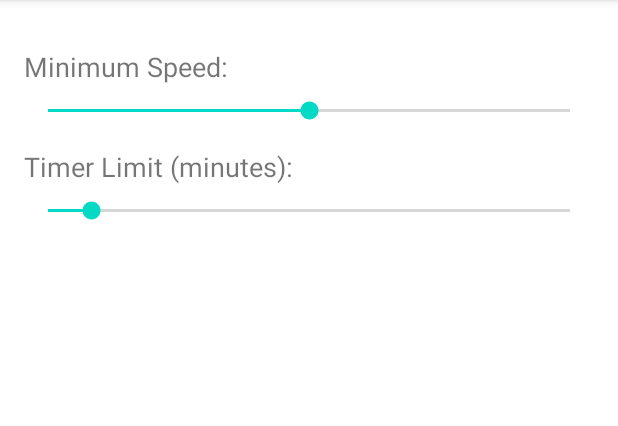
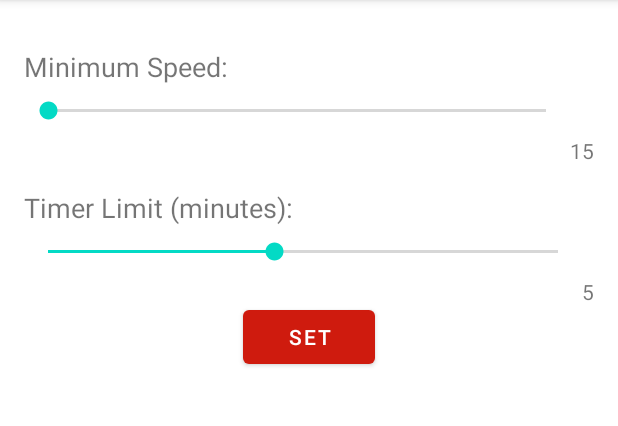
Before and after one commit to Epogo/Bafp, an Android app: the screen it shows after launch (SettingsActivity), in the options menu, after a tap on "Settings", on a phone screen of 412 x 824 dp, the part 84-510 px from its top. Run offline under Robolectric (Android 15) with nearby library versions, the light colour scheme and no system bars.

Commit message:
Settings activity is working.

```diff
--- a/app/src/main/java/com/example/bafp/MainActivity.java
+++ b/app/src/main/java/com/example/bafp/MainActivity.java
@@ -23,11 +23,15 @@ import androidx.core.content.ContextCompat;
 
 public class MainActivity extends AppCompatActivity {
     private static final int LOCATION_PERMISSION_REQUEST_CODE = 1;
+    private static final int SETTINGS_REQUEST_CODE = 2;
     private boolean isServiceRunning = false;
     private TextView speedTextView;
     private Button startStopButton;
+    private TextView settingsTextView;
     private LocationManager locationManager;
     private LocationListener locationListener;
+    private int minSpeed = 15; // Default min speed in km/h
+    private int timerLimit = 5; // Default timer limit in minutes
 
     @Override
     protected void onCreate(Bundle savedInstanceState) {
@@ -36,6 +40,7 @@ public class MainActivity extends AppCompatActivity {
 
         speedTextView = findViewById(R.id.speedTextView);
         startStopButton = findViewById(R.id.startStopButton);
+        settingsTextView = findViewById(R.id.settingsTextView);
 
         locationManager = (LocationManager) getSystemService(Context.LOCATION_SERVICE);
 
@@ -56,12 +61,14 @@ public class MainActivity extends AppCompatActivity {
             @Override
             public void onLocationChanged(Location location) {
                 double speed = location.getSpeed() * 3.6; // Convert m/s to km/h
+                if (isServiceRunning) {
                     runOnUiThread(new Runnable() {
                         @Override
                         public void run() {
                             speedTextView.setText(String.format("Current Speed: %.2f km/h", speed));
                         }
                     });
+                }
             }
 
             @Override
@@ -78,6 +85,9 @@ public class MainActivity extends AppCompatActivity {
         if (ContextCompat.checkSelfPermission(this, Manifest.permission.ACCESS_FINE_LOCATION) != PackageManager.PERMISSION_GRANTED) {
             ActivityCompat.requestPermissions(this, new String[]{Manifest.permission.ACCESS_FINE_LOCATION}, LOCATION_PERMISSION_REQUEST_CODE);
         }
+
+        // Initialize with default values or saved settings
+        updateUI(minSpeed, timerLimit);
     }
 
     @Override
@@ -94,9 +104,11 @@ public class MainActivity extends AppCompatActivity {
         if (id == R.id.action_settings) {
             // Handle settings click
             Toast.makeText(this, "Settings clicked", Toast.LENGTH_SHORT).show();
-            // Start SettingsActivity
+            // Start SettingsActivity for result
             Intent intent = new Intent(this, SettingsActivity.class);
-            startActivity(intent);
+            intent.putExtra("MIN_SPEED", minSpeed);
+            intent.putExtra("TIMER_LIMIT", timerLimit);
+            startActivityForResult(intent, SETTINGS_REQUEST_CODE);
             return true;
         } else if (id == R.id.action_tutorial) {
             // Handle tutorial click
@@ -140,6 +152,28 @@ public class MainActivity extends AppCompatActivity {
     }
 
     @Override
+    protected void onActivityResult(int requestCode, int resultCode, Intent data) {
+        super.onActivityResult(requestCode, resultCode, data);
+
+        if (requestCode == SETTINGS_REQUEST_CODE) {
+            if (resultCode == RESULT_OK && data != null) {
+                minSpeed = data.getIntExtra("MIN_SPEED", minSpeed);
+                timerLimit = data.getIntExtra("TIMER_LIMIT", timerLimit);
+
+                // Update UI with new settings
+                updateUI(minSpeed, timerLimit);
+            }
+        }
+    }
+
+    private void updateUI(int minSpeed, int timerLimit) {
+        // Update UI elements with new settings
+        // For example, update text views or other UI components
+        // Here's a placeholder for updating settingsTextView
+        settingsTextView.setText(String.format("Minimum Speed: %d km/h\nTimer Limit: %d minutes", minSpeed, timerLimit));
+    }
+
+    @Override
     protected void onDestroy() {
         super.onDestroy();
         stopLocationUpdates();
--- a/app/src/main/java/com/example/bafp/SettingsActivity.java
+++ b/app/src/main/java/com/example/bafp/SettingsActivity.java
@@ -1,14 +1,21 @@
 package com.example.bafp;
 
+import android.content.Intent;
 import android.os.Bundle;
+import android.widget.Button;
 import android.widget.SeekBar;
+import android.widget.TextView;
 
+import androidx.annotation.Nullable;
 import androidx.appcompat.app.AppCompatActivity;
 
 public class SettingsActivity extends AppCompatActivity {
 
     private SeekBar minSpeedSeekBar;
     private SeekBar timerLimitSeekBar;
+    private TextView minSpeedValueTextView;
+    private TextView timerLimitValueTextView;
+    private Button setButton;
 
     @Override
     protected void onCreate(Bundle savedInstanceState) {
@@ -17,12 +24,27 @@ public class SettingsActivity extends AppCompatActivity {
 
         minSpeedSeekBar = findViewById(R.id.minSpeedSeekBar);
         timerLimitSeekBar = findViewById(R.id.timerLimitSeekBar);
+        minSpeedValueTextView = findViewById(R.id.minSpeedValueTextView);
+        timerLimitValueTextView = findViewById(R.id.timerLimitValueTextView);
+        setButton = findViewById(R.id.setButton);
+
+        // Initialize with default values or saved settings
+        int currentMinSpeed = getIntent().getIntExtra("MIN_SPEED", 15);
+        int currentTimerLimit = getIntent().getIntExtra("TIMER_LIMIT", 5);
+
+        minSpeedSeekBar.setMax(50 - 15); // Max progress is 50 - 15 = 35
+        minSpeedSeekBar.setProgress(currentMinSpeed - 15);
+        minSpeedValueTextView.setText(String.valueOf(currentMinSpeed));
+
+        timerLimitSeekBar.setMax(10 - 1); // Max progress is 10 - 1 = 9
+        timerLimitSeekBar.setProgress(currentTimerLimit - 1);
+        timerLimitValueTextView.setText(String.valueOf(currentTimerLimit));
 
         minSpeedSeekBar.setOnSeekBarChangeListener(new SeekBar.OnSeekBarChangeListener() {
             @Override
             public void onProgressChanged(SeekBar seekBar, int progress, boolean fromUser) {
-                // Update your logic for minimum speed setting
-                // Example: Save the progress value to SharedPreferences or handle accordingly
+                int minSpeed = progress + 15; // Convert progress back to actual speed (15 + progress)
+                minSpeedValueTextView.setText(String.valueOf(minSpeed));
             }
 
             @Override
@@ -35,8 +57,8 @@ public class SettingsActivity extends AppCompatActivity {
         timerLimitSeekBar.setOnSeekBarChangeListener(new SeekBar.OnSeekBarChangeListener() {
             @Override
             public void onProgressChanged(SeekBar seekBar, int progress, boolean fromUser) {
-                // Update your logic for timer limit setting
-                // Example: Save the progress value to SharedPreferences or handle accordingly
+                int minutes = progress + 1; // Convert progress back to actual minutes (1 + progress)
+                timerLimitValueTextView.setText(String.valueOf(minutes));
             }
 
             @Override
@@ -45,5 +67,15 @@ public class SettingsActivity extends AppCompatActivity {
             @Override
             public void onStopTrackingTouch(SeekBar seekBar) {}
         });
+
+        // Set click listener for the Set button
+        setButton.setOnClickListener(view -> {
+            // Prepare data intent
+            Intent data = new Intent();
+            data.putExtra("MIN_SPEED", Integer.parseInt(minSpeedValueTextView.getText().toString()));
+            data.putExtra("TIMER_LIMIT", Integer.parseInt(timerLimitValueTextView.getText().toString()));
+            setResult(RESULT_OK, data);
+            finish(); // Close the activity and return to MainActivity
+        });
     }
 }
--- a/app/src/main/res/layout/activity_settings.xml
+++ b/app/src/main/res/layout/activity_settings.xml
@@ -10,16 +10,27 @@
         android:layout_height="wrap_content"
         android:text="Minimum Speed: "
         android:textSize="18sp"
-        android:layout_marginTop="16dp" />
+        android:layout_marginTop="16dp"
+        android:layout_alignParentStart="true" />
 
     <SeekBar
         android:id="@+id/minSpeedSeekBar"
         android:layout_width="match_parent"
         android:layout_height="wrap_content"
-        android:max="100"
-        android:progress="50"
+        android:max="35"
         android:layout_below="@id/minSpeedLabel"
-        android:layout_marginTop="8dp" />
+        android:layout_marginTop="8dp"
+        android:layout_alignParentStart="true"
+        android:layout_toStartOf="@+id/minSpeedValueTextView" />
+
+    <TextView
+        android:id="@+id/minSpeedValueTextView"
+        android:layout_width="wrap_content"
+        android:layout_height="wrap_content"
+        android:layout_below="@id/minSpeedSeekBar"
+        android:text="15"
+        android:layout_marginTop="8dp"
+        android:layout_alignParentEnd="true" />
 
     <TextView
         android:id="@+id/timerLimitLabel"
@@ -27,16 +38,36 @@
         android:layout_height="wrap_content"
         android:text="Timer Limit (minutes): "
         android:textSize="18sp"
-        android:layout_below="@id/minSpeedSeekBar"
-        android:layout_marginTop="16dp" />
+        android:layout_below="@id/minSpeedValueTextView"
+        android:layout_marginTop="16dp"
+        android:layout_alignParentStart="true" />
 
     <SeekBar
         android:id="@+id/timerLimitSeekBar"
         android:layout_width="match_parent"
         android:layout_height="wrap_content"
-        android:max="60"
-        android:progress="5"
+        android:max="9"
         android:layout_below="@id/timerLimitLabel"
-        android:layout_marginTop="8dp" />
+        android:layout_marginTop="8dp"
+        android:layout_alignParentStart="true"
+        android:layout_toStartOf="@+id/timerLimitValueTextView" />
+
+    <TextView
+        android:id="@+id/timerLimitValueTextView"
+        android:layout_width="wrap_content"
+        android:layout_height="wrap_content"
+        android:layout_below="@id/timerLimitSeekBar"
+        android:text="5"
+        android:layout_marginTop="8dp"
+        android:layout_alignParentEnd="true" />
+
+    <Button
+        android:id="@+id/setButton"
+        android:layout_width="wrap_content"
+        android:layout_height="wrap_content"
+        android:text="Set"
+        android:layout_below="@id/timerLimitSeekBar"
+        android:layout_centerHorizontal="true"
+        android:layout_marginTop="24dp" />
 
 </RelativeLayout>
```
Also changed, not shown: app/src/main/res/layout/activity_main.xml (+17 -7 lines). Lines whose indentation alone changed are shown as unchanged.
